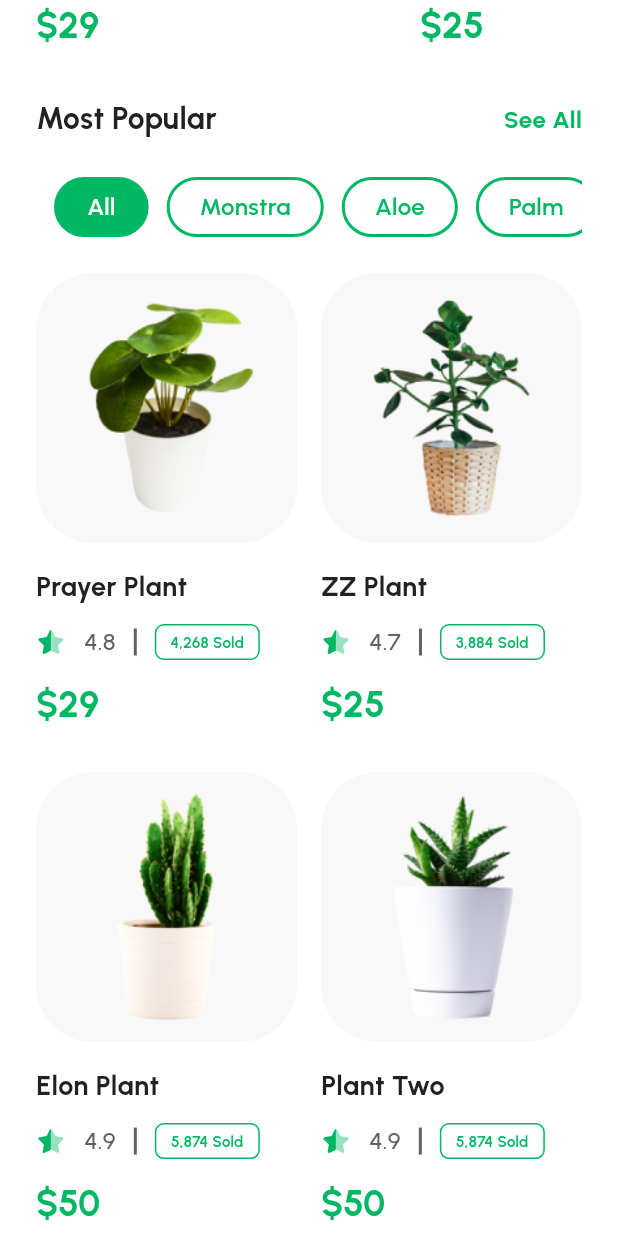
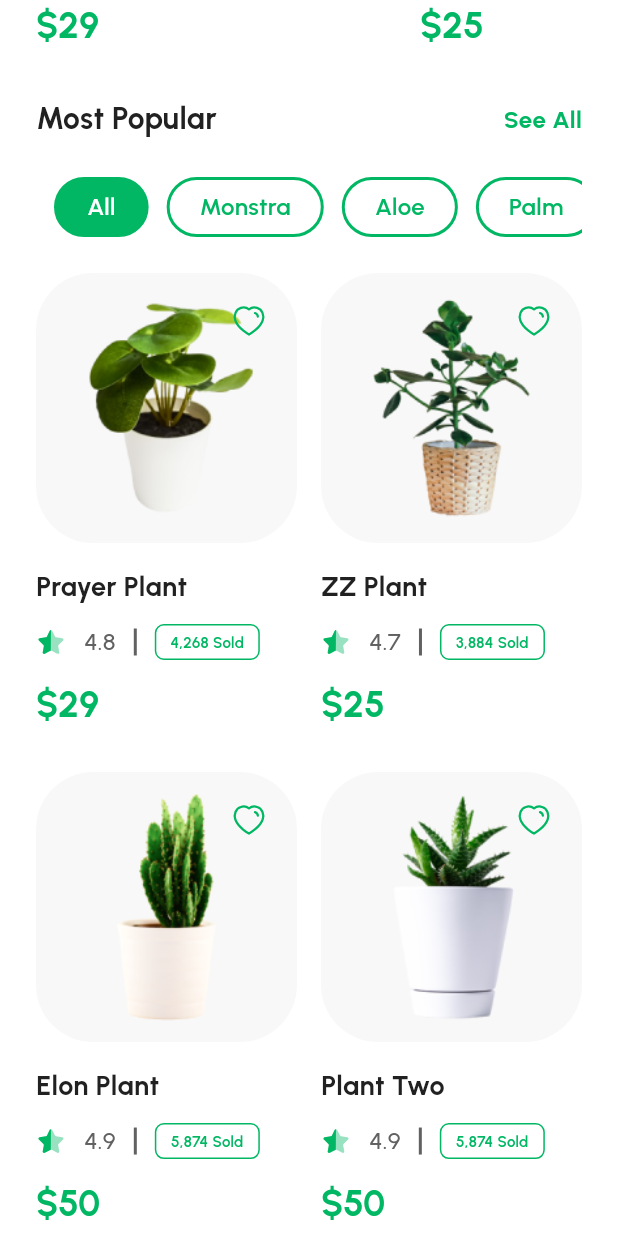
Before and after one commit to HamiidrezaRamezani/potea-plant-e-commerce, a Flutter app: the screen it shows after launch, scrolled down 576 dp, on a phone screen of 412 x 824 dp. Run offline on Flutter 3.47's test engine with Material 3 defaults, Android fonts, the light colour scheme and no system bars; our stand-ins replace dots_indicator, flutter_svg, lottie, pin_code_fields.

Commit message:
add heart popular action in home screen product items

```diff
--- a/lib/DesignSystem/icons/app_icons.dart
+++ b/lib/DesignSystem/icons/app_icons.dart
@@ -133,4 +133,5 @@ class AppIcons {
   static String locationBoldIcon = 'assets/icons/svg/boldIcon/locationIcon.svg';
   static String profileBoldIcon = 'assets/icons/svg/boldIcon/profileIcon.svg';
   static String walletBoldIcon = 'assets/icons/svg/boldIcon/walletIcon.svg';
+  static String heartBoldIcon = 'assets/icons/svg/boldIcon/heartIcon.svg';
 }
--- a/lib/DesignSystem/product/app_product.dart
+++ b/lib/DesignSystem/product/app_product.dart
@@ -6,11 +6,12 @@ import '../colors/app_colors.dart';
 import '../icons/app_icons.dart';
 import '../typography/text_style.dart';
 
-class AppProduct{
+class AppProduct {
   AppProduct._();
 
   // Special Product
-  static Widget specialProduct(String image, String title , String rate, String status, String price){
+  static Widget specialProduct(String image, String title, String rate,
+      String status, String price, bool isPopular, VoidCallback isPopularSelect) {
     return Column(
       children: [
         Container(
@@ -18,9 +19,7 @@ class AppProduct{
             width: 240.0,
             decoration: BoxDecoration(
                 color: AppColors.silver1,
-              borderRadius:
-              const BorderRadius.all(
-                  Radius.circular(38.0))),
+                borderRadius: const BorderRadius.all(Radius.circular(38.0))),
             child: Stack(
               children: [
                 Align(
@@ -29,39 +28,41 @@ class AppProduct{
                 ),
                 Align(
                     alignment: Alignment.topRight,
-                child: AppPadding.paddingOnlyWidget(SvgPicture.asset(AppIcons.heart, color: AppColors.primary500Color,), 20.0, 0.0, 20.0, 0.0)
-              )
+                    child: AppPadding.paddingOnlyWidget(
+                        InkWell(
+                          onTap: isPopularSelect,
+                          child: SvgPicture.asset(
+                            (isPopular) ? AppIcons.heartBoldIcon : AppIcons.heart,
+                            color: AppColors.primary500Color,
+                            width: 24.0,
+                            height: 24.0,
+                          ),
+                        ),
+                        20.0,
+                        0.0,
+                        20.0,
+                        0.0))
               ],
-          )
-        ),
+            )),
         const SizedBox(
           height: 16.0,
         ),
         Row(
-          mainAxisAlignment:
-          MainAxisAlignment.start,
-          children: [
-            TextStyles.heading4(
-                title, AppColors.grey900)
-          ],
+          mainAxisAlignment: MainAxisAlignment.start,
+          children: [TextStyles.heading4(title, AppColors.grey900)],
         ),
         const SizedBox(
           height: 12.0,
         ),
         Row(
-          mainAxisAlignment:
-          MainAxisAlignment.start,
+          mainAxisAlignment: MainAxisAlignment.start,
           children: [
-            SvgPicture.asset(
-                AppIcons.starBoldIcon),
+            SvgPicture.asset(AppIcons.starBoldIcon),
             const SizedBox(
               width: 12.0,
             ),
             TextStyles.bodyL(
-                rate,
-                AppColors.grey700,
-                'medium',
-                TextAlign.center),
+                rate, AppColors.grey700, 'medium', TextAlign.center),
             const SizedBox(
               width: 12.0,
             ),
@@ -77,20 +78,13 @@ class AppProduct{
               height: 24.0,
               width: 70.0,
               decoration: BoxDecoration(
-                  borderRadius:
-                  const BorderRadius.all(
-                      Radius.circular(6.0)),
+                  borderRadius: const BorderRadius.all(Radius.circular(6.0)),
                   color: AppColors.white,
-                  border: Border.all(
-                      width: 1.0,
-                      color: AppColors
-                          .primary500Color)),
+                  border:
+                      Border.all(width: 1.0, color: AppColors.primary500Color)),
               child: Center(
-                child: TextStyles.bodyXS(
-                    status,
-                    AppColors.primary500Color,
-                    'semiBold',
-                    TextAlign.center),
+                child: TextStyles.bodyXS(status, AppColors.primary500Color,
+                    'semiBold', TextAlign.center),
               ),
             )
           ],
@@ -99,11 +93,9 @@ class AppProduct{
           height: 12.0,
         ),
         Row(
-          mainAxisAlignment:
-          MainAxisAlignment.start,
+          mainAxisAlignment: MainAxisAlignment.start,
           children: [
-            TextStyles.heading4(
-                "\$$price", AppColors.primary500Color)
+            TextStyles.heading4("\$$price", AppColors.primary500Color)
           ],
         )
       ],
@@ -111,7 +103,8 @@ class AppProduct{
   }
 
   // popular Product
-  static Widget popularProduct(String image, String title , String rate, String status, String price){
+  static Widget popularProduct(
+      String image, String title, String rate, String status, String price, bool isPopular, VoidCallback isPopularSelect) {
     return Column(
       children: [
         Container(
@@ -119,41 +112,50 @@ class AppProduct{
             width: 180.0,
             decoration: BoxDecoration(
                 color: AppColors.silver1,
-              borderRadius:
-              const BorderRadius.all(
-                  Radius.circular(38.0))),
-          child: Center(
+                borderRadius: const BorderRadius.all(Radius.circular(38.0))),
+            child: Stack(
+              children: [
+                Align(
+                  alignment: Alignment.center,
                   child: Image.asset(image),
                 ),
+                Align(
+                    alignment: Alignment.topRight,
+                    child: AppPadding.paddingOnlyWidget(
+                        InkWell(
+                          onTap: isPopularSelect,
+                          child: SvgPicture.asset(
+                            (isPopular) ? AppIcons.heartBoldIcon:AppIcons.heart,
+                            color: AppColors.primary500Color,
+                            width: 24.0,
+                            height: 24.0,
                           ),
+                        ),
+                        20.0,
+                        0.0,
+                        20.0,
+                        0.0))
+              ],
+            )),
         const SizedBox(
           height: 16.0,
         ),
         Row(
-          mainAxisAlignment:
-          MainAxisAlignment.start,
-          children: [
-            TextStyles.heading6(
-                title, AppColors.grey900)
-          ],
+          mainAxisAlignment: MainAxisAlignment.start,
+          children: [TextStyles.heading6(title, AppColors.grey900)],
         ),
         const SizedBox(
           height: 12.0,
         ),
         Row(
-          mainAxisAlignment:
-          MainAxisAlignment.start,
+          mainAxisAlignment: MainAxisAlignment.start,
           children: [
-            SvgPicture.asset(
-                AppIcons.starBoldIcon),
+            SvgPicture.asset(AppIcons.starBoldIcon),
             const SizedBox(
               width: 12.0,
             ),
             TextStyles.bodyL(
-                rate,
-                AppColors.grey700,
-                'medium',
-                TextAlign.center),
+                rate, AppColors.grey700, 'medium', TextAlign.center),
             const SizedBox(
               width: 12.0,
             ),
@@ -169,20 +171,13 @@ class AppProduct{
               height: 24.0,
               width: 70.0,
               decoration: BoxDecoration(
-                  borderRadius:
-                  const BorderRadius.all(
-                      Radius.circular(6.0)),
+                  borderRadius: const BorderRadius.all(Radius.circular(6.0)),
                   color: AppColors.white,
-                  border: Border.all(
-                      width: 1.0,
-                      color: AppColors
-                          .primary500Color)),
+                  border:
+                      Border.all(width: 1.0, color: AppColors.primary500Color)),
               child: Center(
-                child: TextStyles.bodyXS(
-                    status,
-                    AppColors.primary500Color,
-                    'semiBold',
-                    TextAlign.center),
+                child: TextStyles.bodyXS(status, AppColors.primary500Color,
+                    'semiBold', TextAlign.center),
               ),
             )
           ],
@@ -191,11 +186,9 @@ class AppProduct{
           height: 12.0,
         ),
         Row(
-          mainAxisAlignment:
-          MainAxisAlignment.start,
+          mainAxisAlignment: MainAxisAlignment.start,
           children: [
-            TextStyles.heading4(
-                "\$$price", AppColors.primary500Color)
+            TextStyles.heading4("\$$price", AppColors.primary500Color)
           ],
         )
       ],
--- a/lib/Presentation/core/ui_models/product_model_ui.dart
+++ b/lib/Presentation/core/ui_models/product_model_ui.dart
@@ -5,6 +5,7 @@ class ProductModelUi {
   String status;
   String rate;
   String slug;
+  bool isPopular;
 
   ProductModelUi(
       {required this.image,
@@ -12,5 +13,6 @@ class ProductModelUi {
       required this.price,
       required this.rate,
       required this.status,
-      required this.slug});
+      required this.slug,
+      required this.isPopular});
 }
--- a/lib/Presentation/ui/index_screens/home_screen/home_page.dart
+++ b/lib/Presentation/ui/index_screens/home_screen/home_page.dart
@@ -19,7 +19,6 @@ class HomePage extends StatefulWidget {
 }
 
 class _HomePageState extends State<HomePage> {
-
   int selectedTagIndex = 0;
 
   List<ProductModelUi> specialProductList = [
@@ -29,21 +28,24 @@ class _HomePageState extends State<HomePage> {
         price: '29',
         rate: '4.8',
         status: '4,268 Sold',
-        slug: 'special'),
+        slug: 'special',
+        isPopular: false),
     ProductModelUi(
         image: AppImages.plant08,
         title: 'ZZ Plant',
         price: '25',
         rate: '4.7',
         status: '3,884 Sold',
-        slug: 'special'),
+        slug: 'special',
+        isPopular: false),
     ProductModelUi(
         image: AppImages.plant11,
         title: 'Elon Plant',
         price: '50',
         rate: '4.9',
         status: '5,874 Sold',
-        slug: 'special'),
+        slug: 'special',
+        isPopular: false),
   ];
 
   List<ProductModelUi> popularProductList = [
@@ -53,42 +55,48 @@ class _HomePageState extends State<HomePage> {
         price: '29',
         rate: '4.8',
         status: '4,268 Sold',
-        slug: 'special'),
+        slug: 'special',
+        isPopular: false),
     ProductModelUi(
         image: AppImages.plant08,
         title: 'ZZ Plant',
         price: '25',
         rate: '4.7',
         status: '3,884 Sold',
-        slug: 'special'),
+        slug: 'special',
+        isPopular: false),
     ProductModelUi(
         image: AppImages.plant11,
         title: 'Elon Plant',
         price: '50',
         rate: '4.9',
         status: '5,874 Sold',
-        slug: 'special'),
+        slug: 'special',
+        isPopular: false),
     ProductModelUi(
         image: AppImages.plant25,
         title: 'Plant Two',
         price: '50',
         rate: '4.9',
         status: '5,874 Sold',
-        slug: 'special'),
+        slug: 'special',
+        isPopular: false),
     ProductModelUi(
         image: AppImages.plant35,
         title: 'Plant 15',
         price: '50',
         rate: '4.9',
         status: '5,874 Sold',
-        slug: 'special'),
+        slug: 'special',
+        isPopular: false),
     ProductModelUi(
         image: AppImages.plant15,
         title: 'Plant eleven',
         price: '50',
         rate: '4.9',
         status: '5,874 Sold',
-        slug: 'special'),
+        slug: 'special',
+        isPopular: false),
   ];
 
   List<String> tags = [
@@ -99,10 +107,8 @@ class _HomePageState extends State<HomePage> {
     'Yucca',
   ];
 
-
   @override
   Widget build(BuildContext context) {
-
     final double itemHeight = (context.height - kToolbarHeight - 24) / 1.7;
     final double itemWidth = context.width / 1.8;
 
@@ -149,8 +155,12 @@ class _HomePageState extends State<HomePage> {
                       width: 16.0,
                     ),
                     InkWell(
-                      onTap: (){
-                        Navigator.push(context, MaterialPageRoute(builder: (context)=> const NotificationPage()));
+                      onTap: () {
+                        Navigator.push(
+                            context,
+                            MaterialPageRoute(
+                                builder: (context) =>
+                                    const NotificationPage()));
                       },
                       child: SvgPicture.asset(AppIcons.notification),
                     ),
@@ -214,8 +224,7 @@ class _HomePageState extends State<HomePage> {
                   Row(
                     mainAxisAlignment: MainAxisAlignment.spaceBetween,
                     children: [
-                      TextStyles.heading5(
-                          'Special Offers', AppColors.grey900),
+                      TextStyles.heading5('Special Offers', AppColors.grey900),
                       TextStyles.bodyL('See All', AppColors.primary500Color,
                           'bold', TextAlign.center),
                     ],
@@ -239,7 +248,16 @@ class _HomePageState extends State<HomePage> {
                                     specialProductList[index].title,
                                     specialProductList[index].rate,
                                     specialProductList[index].status,
-                                    specialProductList[index].price),
+                                    specialProductList[index].price,
+                                    specialProductList[index].isPopular,
+                                    (){
+                                      WidgetsBinding.instance.addPostFrameCallback((_){
+                                        setState(() {
+                                          specialProductList[index].isPopular = !specialProductList[index].isPopular;
+                                        });
+                                      });
+                                    }
+                                ),
                               ),
                               16.0,
                               0.0,
@@ -256,8 +274,7 @@ class _HomePageState extends State<HomePage> {
 
           // Most Popular
           AppPadding.paddingOnlyWidget(
-              Container(
-                child: Column(
+              Column(
                 children: [
                   Row(
                     mainAxisAlignment: MainAxisAlignment.spaceBetween,
@@ -270,17 +287,19 @@ class _HomePageState extends State<HomePage> {
                   const SizedBox(
                     height: 24.0,
                   ),
-                    AppPadding.paddingOnlyWidget(Container(
+                  AppPadding.paddingOnlyWidget(
+                      SizedBox(
                         height: 40.0,
                         width: context.width,
                         child: ListView.builder(
                             scrollDirection: Axis.horizontal,
                             itemCount: tags.length,
-                          itemBuilder: (BuildContext context , int index){
+                            itemBuilder: (BuildContext context, int index) {
                               return AppPadding.paddingOnlyWidget(
                                   InkWell(
-                            borderRadius: const BorderRadius.all(Radius.circular(25.0)),
-                            onTap: (){
+                                    borderRadius: const BorderRadius.all(
+                                        Radius.circular(25.0)),
+                                    onTap: () {
                                       setState(() {
                                         selectedTagIndex = index;
                                       });
@@ -288,22 +307,41 @@ class _HomePageState extends State<HomePage> {
                                     child: Container(
                                       height: 40.0,
                                       decoration: BoxDecoration(
-                                color: (selectedTagIndex == index)?AppColors.primary500Color: AppColors.white,
+                                          color: (selectedTagIndex == index)
+                                              ? AppColors.primary500Color
+                                              : AppColors.white,
                                           border: Border.all(
                                             width: 2.0,
                                             color: AppColors.primary500Color,
                                           ),
-                                borderRadius: const BorderRadius.all(Radius.circular(25.0))
-                              ),
+                                          borderRadius: const BorderRadius.all(
+                                              Radius.circular(25.0))),
                                       child: Center(
-                                child: AppPadding.paddingOnlyWidget(TextStyles.bodyL(tags[index], (selectedTagIndex == index)?AppColors.white:AppColors.primary500Color, 'semiBold', TextAlign.center), 20.0, 20.0, 0.0, 0.0)
+                                          child: AppPadding.paddingOnlyWidget(
+                                              TextStyles.bodyL(
+                                                  tags[index],
+                                                  (selectedTagIndex == index)
+                                                      ? AppColors.white
+                                                      : AppColors
+                                                          .primary500Color,
+                                                  'semiBold',
+                                                  TextAlign.center),
+                                              20.0,
+                                              20.0,
+                                              0.0,
+                                              0.0)),
                                     ),
                                   ),
+                                  0.0,
+                                  12.0,
+                                  0.0,
+                                  0.0);
+                            }),
                       ),
-                          0.0, 12.0, 0.0, 0.0
-                        );
-                      }),
-                    ), 0.0, 0.0, 0.0, 0.0),
+                      0.0,
+                      0.0,
+                      0.0,
+                      0.0),
                   const SizedBox(
                     height: 24.0,
                   ),
@@ -313,14 +351,30 @@ class _HomePageState extends State<HomePage> {
                         itemCount: popularProductList.length,
                         scrollDirection: Axis.vertical,
                         physics: const NeverScrollableScrollPhysics(),
-                          gridDelegate: SliverGridDelegateWithFixedCrossAxisCount(crossAxisCount: 2, crossAxisSpacing: 16.0,
-                            childAspectRatio: (itemWidth / itemHeight),),
+                        gridDelegate: SliverGridDelegateWithFixedCrossAxisCount(
+                          crossAxisCount: 2,
+                          crossAxisSpacing: 16.0,
+                          childAspectRatio: (itemWidth / itemHeight),
+                        ),
                         shrinkWrap: true,
                         itemBuilder: (BuildContext context, int index) {
                           return AppPadding.paddingOnlyWidget(
-                                Container(
+                              SizedBox(
                                 width: 240.0,
-                                  child: AppProduct.popularProduct(popularProductList[index].image, popularProductList[index].title, popularProductList[index].rate, popularProductList[index].status, popularProductList[index].price),
+                                child: AppProduct.popularProduct(
+                                    popularProductList[index].image,
+                                    popularProductList[index].title,
+                                    popularProductList[index].rate,
+                                    popularProductList[index].status,
+                                    popularProductList[index].price,
+                                    popularProductList[index].isPopular,
+                                        (){
+                                      WidgetsBinding.instance.addPostFrameCallback((_){
+                                        setState(() {
+                                          popularProductList[index].isPopular = !popularProductList[index].isPopular;
+                                        });
+                                      });
+                                    }),
                               ),
                               0.0,
                               0.0,
@@ -329,7 +383,6 @@ class _HomePageState extends State<HomePage> {
                         }),
                   ),
                 ],
-                ),
               ),
               24.0,
               24.0,
--- a/pubspec.yaml
+++ b/pubspec.yaml
@@ -189,6 +189,7 @@ flutter:
     - assets/icons/svg/boldIcon/locationIcon.svg
     - assets/icons/svg/boldIcon/profileIcon.svg
     - assets/icons/svg/boldIcon/walletIcon.svg
+    - assets/icons/svg/boldIcon/heartIcon.svg
 
   fonts:
     - family: urbanistRegular
```
Also changed, not shown: assets/icons/svg/boldIcon/heartIcon.svg (added). Lines whose indentation alone changed are shown as unchanged.
